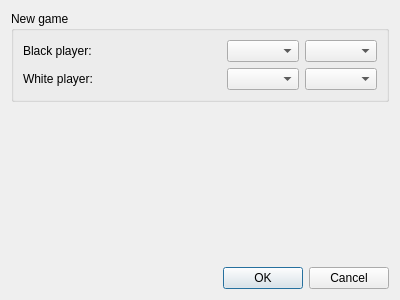
Qt form FChessRefactor/newGameDialog.ui (fr3d741/FChess) before a commit.
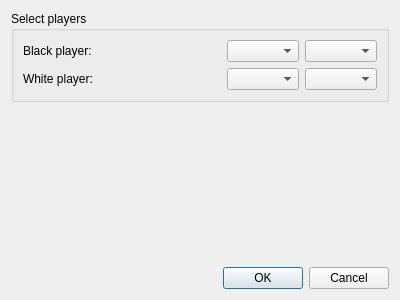
The same form after that commit.

Commit message: Added support for save/load game state, and to continue game

What changed in the file:
```diff
--- a/FChessRefactor/newGameDialog.ui
+++ b/FChessRefactor/newGameDialog.ui
@@ -17,7 +17,7 @@
    <item>
     <widget class="QGroupBox" name="groupBox">
      <property name="title">
-      <string>New game</string>
+      <string>Select players</string>
      </property>
      <layout class="QGridLayout" name="gridLayout">
       <item row="1" column="2">
```
The commit also changes 9 other files.
